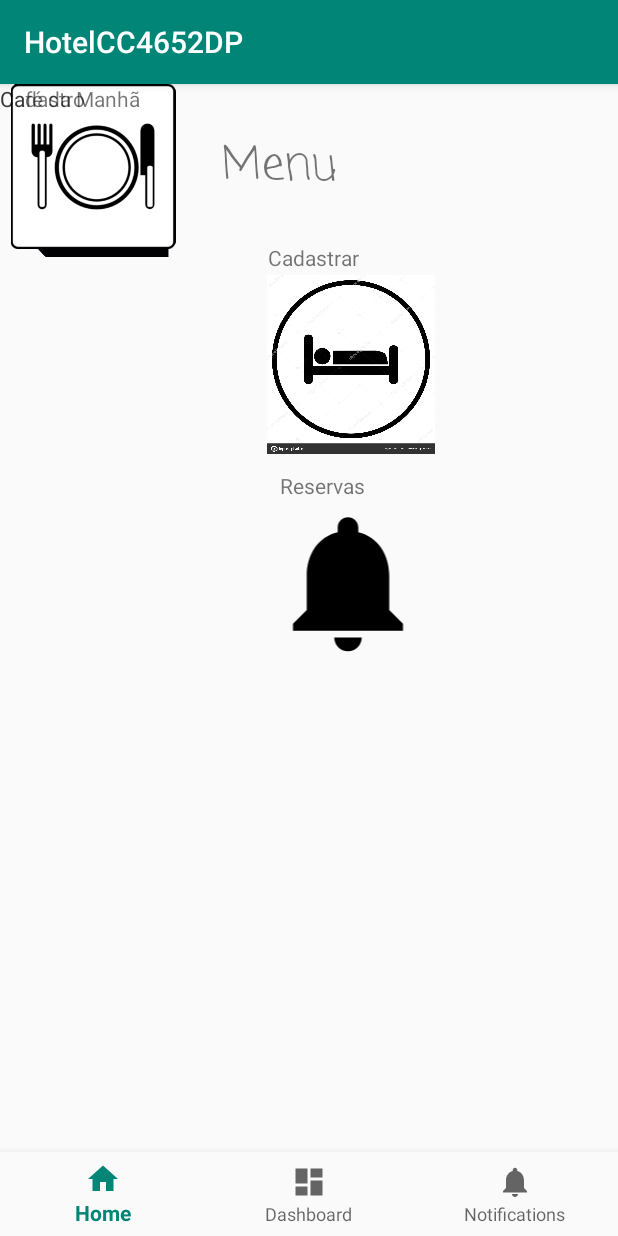
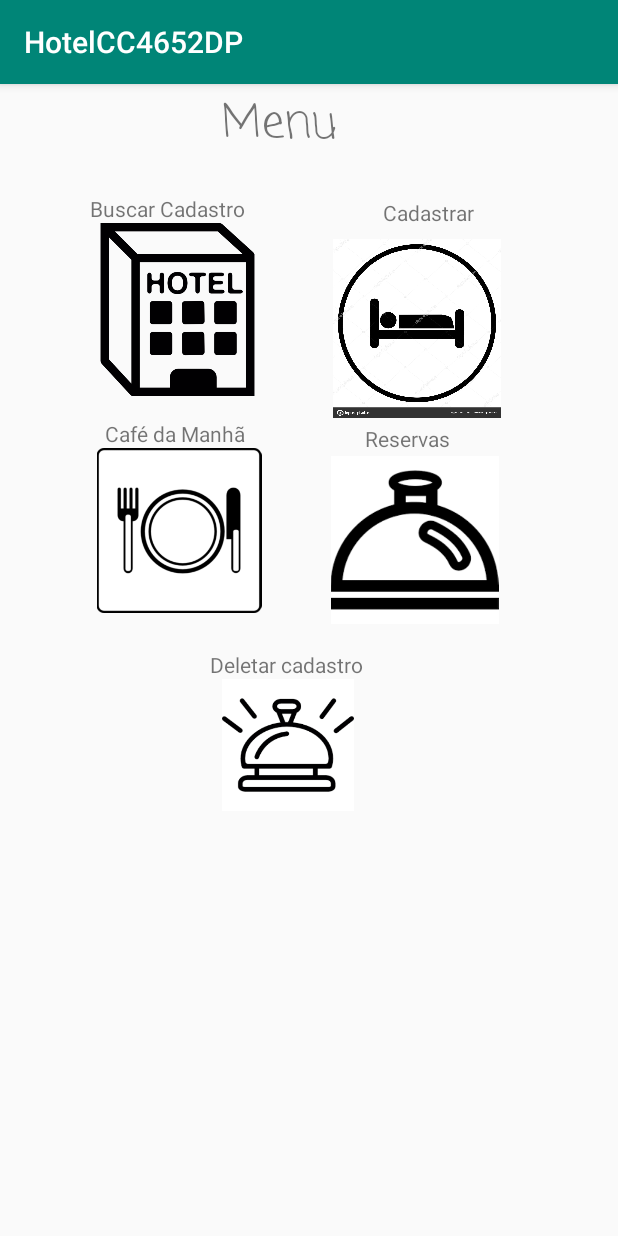
Before and after one commit to FilipiLuvatos/Hotel-CC4652, an Android app: the screen it shows after launch (MainActivity), on a phone screen of 412 x 824 dp. Run offline under Robolectric (Android 15) with nearby library versions, the phone set to English and light mode, and no system bars; 1 statement that could not run was skipped.

Commit message:
Fase 3.4
Arrumando o Menu

```diff
--- a/HotelCC4652DP/app/src/main/res/layout/activity_main.xml
+++ b/HotelCC4652DP/app/src/main/res/layout/activity_main.xml
@@ -12,40 +12,30 @@
         android:layout_width="wrap_content"
         android:layout_height="wrap_content"
         android:layout_marginLeft="148dp"
-        android:layout_marginTop="32dp"
+        android:layout_marginTop="4dp"
         android:text="Menu "
         android:textSize="30sp"
         app:fontFamily="casual"
         app:layout_constraintLeft_toLeftOf="parent"
         app:layout_constraintTop_toTopOf="parent" />
 
-    <android.support.design.widget.BottomNavigationView
-        android:id="@+id/navigation"
-        android:layout_width="0dp"
-        android:layout_height="wrap_content"
-        android:layout_marginStart="0dp"
-        android:layout_marginEnd="0dp"
-        android:background="?android:attr/windowBackground"
-        app:layout_constraintBottom_toBottomOf="parent"
-        app:layout_constraintLeft_toLeftOf="parent"
-        app:layout_constraintRight_toRightOf="parent"
-        app:menu="@menu/navigation" />
-
     <ImageView
         android:id="@+id/imageView"
         android:layout_width="122dp"
         android:layout_height="115dp"
-        app:srcCompat="@drawable/hotel1"
-        tools:layout_editor_absoluteX="57dp"
-        tools:layout_editor_absoluteY="127dp" />
+        android:layout_marginStart="57dp"
+        android:layout_marginLeft="57dp"
+        app:layout_constraintStart_toStartOf="parent"
+        app:layout_constraintTop_toBottomOf="@+id/textView"
+        app:srcCompat="@drawable/hotel1" />
 
     <ImageView
         android:id="@+id/imageView2"
         android:layout_width="125dp"
         android:layout_height="119dp"
-        android:layout_marginStart="49dp"
-        android:layout_marginLeft="49dp"
-        android:layout_marginTop="2dp"
+        android:layout_marginStart="36dp"
+        android:layout_marginLeft="36dp"
+        android:layout_marginTop="8dp"
         app:layout_constraintStart_toEndOf="@+id/imageView"
         app:layout_constraintTop_toBottomOf="@+id/textView6"
         app:srcCompat="@drawable/hotel3" />
@@ -54,35 +44,30 @@
         android:id="@+id/imageView3"
         android:layout_width="124dp"
         android:layout_height="110dp"
-        app:srcCompat="@drawable/hotel2"
-        tools:layout_editor_absoluteX="57dp"
-        tools:layout_editor_absoluteY="276dp" />
-
-    <ImageView
-        android:id="@+id/imageView4"
-        android:layout_width="121dp"
-        android:layout_height="110dp"
-        android:layout_marginStart="47dp"
-        android:layout_marginLeft="47dp"
-        app:layout_constraintStart_toEndOf="@+id/imageView3"
-        app:layout_constraintTop_toBottomOf="@+id/textView8"
-        app:srcCompat="@drawable/ic_notifications_black_24dp" />
+        android:layout_marginStart="57dp"
+        android:layout_marginLeft="57dp"
+        app:layout_constraintStart_toStartOf="parent"
+        app:layout_constraintTop_toBottomOf="@+id/textView7"
+        app:srcCompat="@drawable/hotel2" />
 
     <TextView
         android:id="@+id/textView"
         android:layout_width="wrap_content"
         android:layout_height="wrap_content"
-        android:text="Cadastro"
-        tools:layout_editor_absoluteX="89dp"
-        tools:layout_editor_absoluteY="107dp" />
+        android:layout_marginStart="60dp"
+        android:layout_marginLeft="60dp"
+        android:layout_marginTop="23dp"
+        android:text="Buscar Cadastro"
+        app:layout_constraintStart_toStartOf="parent"
+        app:layout_constraintTop_toBottomOf="@+id/message" />
 
     <TextView
         android:id="@+id/textView6"
         android:layout_width="wrap_content"
         android:layout_height="wrap_content"
-        android:layout_marginStart="122dp"
-        android:layout_marginLeft="122dp"
-        android:layout_marginTop="106dp"
+        android:layout_marginStart="92dp"
+        android:layout_marginLeft="92dp"
+        android:layout_marginTop="76dp"
         android:text="Cadastrar"
         app:layout_constraintStart_toEndOf="@+id/textView"
         app:layout_constraintTop_toTopOf="parent" />
@@ -91,19 +76,54 @@
         android:id="@+id/textView7"
         android:layout_width="wrap_content"
         android:layout_height="wrap_content"
+        android:layout_marginStart="70dp"
+        android:layout_marginLeft="70dp"
+        android:layout_marginTop="15dp"
         android:text="Café da Manhã"
-        tools:layout_editor_absoluteX="70dp"
-        tools:layout_editor_absoluteY="257dp" />
+        app:layout_constraintStart_toStartOf="parent"
+        app:layout_constraintTop_toBottomOf="@+id/imageView" />
 
     <TextView
         android:id="@+id/textView8"
         android:layout_width="wrap_content"
         android:layout_height="wrap_content"
-        android:layout_marginStart="93dp"
-        android:layout_marginLeft="93dp"
-        android:layout_marginTop="11dp"
+        android:layout_marginStart="80dp"
+        android:layout_marginLeft="80dp"
+        android:layout_marginTop="4dp"
         android:text="Reservas "
         app:layout_constraintStart_toEndOf="@+id/textView7"
         app:layout_constraintTop_toBottomOf="@+id/imageView2" />
 
+    <ImageView
+        android:id="@+id/imageView5"
+        android:layout_width="146dp"
+        android:layout_height="112dp"
+        android:layout_marginStart="22dp"
+        android:layout_marginLeft="22dp"
+        android:layout_marginTop="2dp"
+        app:layout_constraintStart_toEndOf="@+id/imageView3"
+        app:layout_constraintTop_toBottomOf="@+id/textView8"
+        app:srcCompat="@drawable/hotel4" />
+
+    <ImageView
+        android:id="@+id/imageView6"
+        android:layout_width="132dp"
+        android:layout_height="88dp"
+        android:layout_marginStart="126dp"
+        android:layout_marginLeft="126dp"
+        app:layout_constraintStart_toStartOf="parent"
+        app:layout_constraintTop_toBottomOf="@+id/textView2"
+        app:srcCompat="@drawable/hotel5" />
+
+    <TextView
+        android:id="@+id/textView2"
+        android:layout_width="wrap_content"
+        android:layout_height="wrap_content"
+        android:layout_marginStart="140dp"
+        android:layout_marginLeft="140dp"
+        android:layout_marginTop="17dp"
+        android:text="Deletar cadastro"
+        app:layout_constraintStart_toStartOf="parent"
+        app:layout_constraintTop_toBottomOf="@+id/imageView5" />
+
 </android.support.constraint.ConstraintLayout>
--- /dev/null
+++ b/HotelCC4652DP/app/src/main/res/layout/geral_do_hotel.xml
@@ -0,0 +1,6 @@
+<?xml version="1.0" encoding="utf-8"?>
+<android.support.constraint.ConstraintLayout
+    xmlns:android="http://schemas.android.com/apk/res/android" android:layout_width="match_parent"
+    android:layout_height="match_parent">
+
+</android.support.constraint.ConstraintLayout>
```
Also changed, not shown: HotelCC4652DP/app/src/main/res/drawable/hotel4.png (added), HotelCC4652DP/app/src/main/res/drawable/hotel5.png (added).
